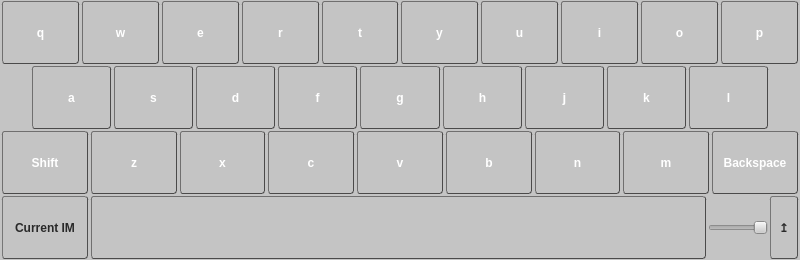
The window that src/QVirtualKeyboard.ui (drradwan/Qin) describes before a commit, drawn with Qt 5.
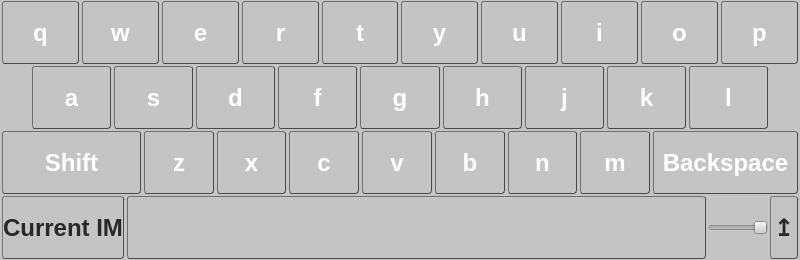
The same window after the commit.

Commit message: Convert from em to px for font size as a test.

What changed in the file:
```diff
--- a/src/QVirtualKeyboard.ui
+++ b/src/QVirtualKeyboard.ui
@@ -33,7 +33,7 @@
 
 QPushButton {
     min-height: 1.5em;
-    font: 2em;
+    font: 24px;
     font-weight: bold;
     margin: 0 1px 0 1px;
     color: #292929;
@@ -52,7 +52,7 @@
 }
 
 QToolButton {
-    font: 2em;
+    font: 24px;
     font-weight: bold;
     margin: 0 1px 0 1px;
 
```
